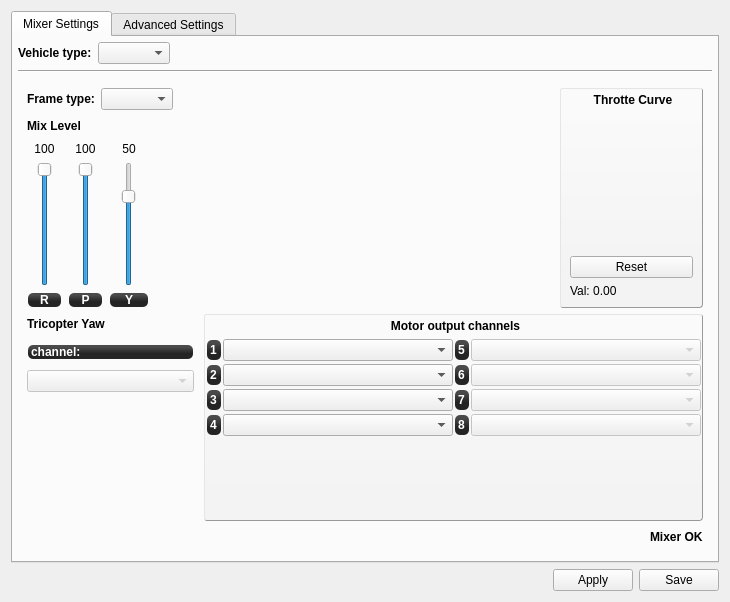
Above: ground/openpilotgcs/src/plugins/config/airframe.ui from openpilot/OpenPilot before the change. Below: the same form after it.
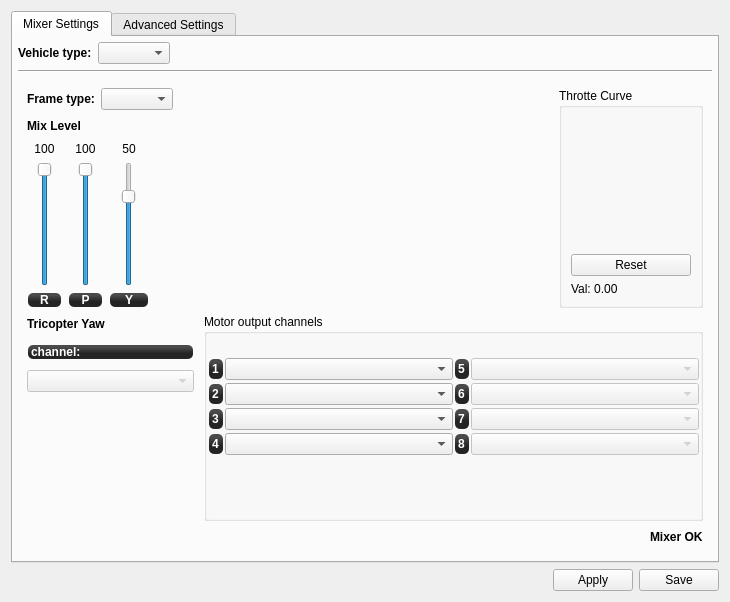
That is the form after the change. Icons and pictures are not drawn. Custom widgets are drawn as their Qt base class.

Commit message: Remove some style sheets that got dragged back in from conflict

```diff
--- a/ground/openpilotgcs/src/plugins/config/airframe.ui
+++ b/ground/openpilotgcs/src/plugins/config/airframe.ui
@@ -73,23 +73,6 @@
        </item>
        <item>
         <widget class="QStackedWidget" name="airframesWidget">
-         <property name="styleSheet">
-          <string notr="true">#groupBox,#groupBox_2,#groupBox_3,#groupBox_6,#elevonMixBox{
-background-color: qlineargradient(spread:pad, x1:0.507, y1:0.869318, x2:0.507, y2:0.0965909, stop:0 rgba(243, 243, 243, 255), stop:1 rgba(250, 250, 250, 255));
-border: 1px outset #999;
-border-radius: 3;
-font:bold;
-}
-
-QGroupBox::title {
-     subcontrol-origin: margin;
-     subcontrol-position: top center; /* position at the top center */
-     padding: 0 3px;
-     background-color: qlineargradient(x1: 0, y1: 0, x2: 0, y2: 1,
-                                       stop: 0 #FFOECE, stop: 1 #FFFFFF);
-	top: 5px;
- }</string>
-         </property>
          <property name="currentIndex">
           <number>1</number>
          </property>
```
Left out of the diff: 6 changed lines with no effect on the pictures.
